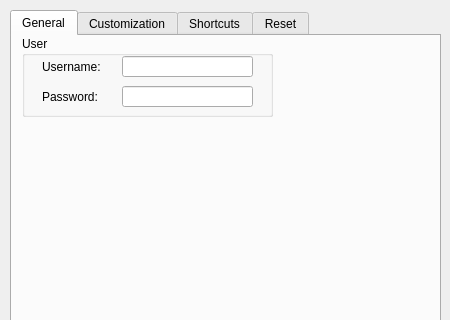
Above: uis/settings.ui from AOS-GUI/AOS-GUI before the change; both pictures show x 0 to 450 and y 0 to 320 of the 450 by 540 pixel window. Below: the same form after it.
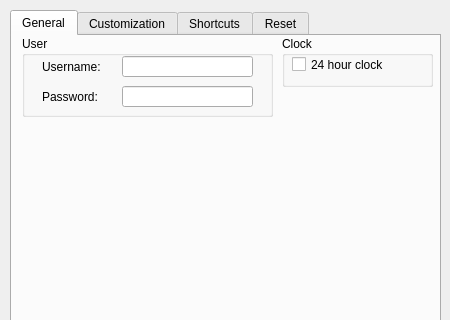
That is the form after the change. The open tabs and pages were chosen to show the change.

What changed in the file:
```diff
--- a/uis/settings.ui
+++ b/uis/settings.ui
@@ -110,6 +110,32 @@
       <string notr="true">Ok</string>
      </property>
     </widget>
+    <widget class="QGroupBox" name="clockBox">
+     <property name="geometry">
+      <rect>
+       <x>270</x>
+       <y>0</y>
+       <width>151</width>
+       <height>51</height>
+      </rect>
+     </property>
+     <property name="title">
+      <string notr="true">Clock</string>
+     </property>
+     <widget class="QCheckBox" name="clockMode">
+      <property name="geometry">
+       <rect>
+        <x>10</x>
+        <y>20</y>
+        <width>131</width>
+        <height>17</height>
+       </rect>
+      </property>
+      <property name="text">
+       <string notr="true">24 hour clock</string>
+      </property>
+     </widget>
+    </widget>
    </widget>
    <widget class="QWidget" name="customization">
     <attribute name="title">
```
Left out of the diff: 13 changed lines with no effect on the pictures.
